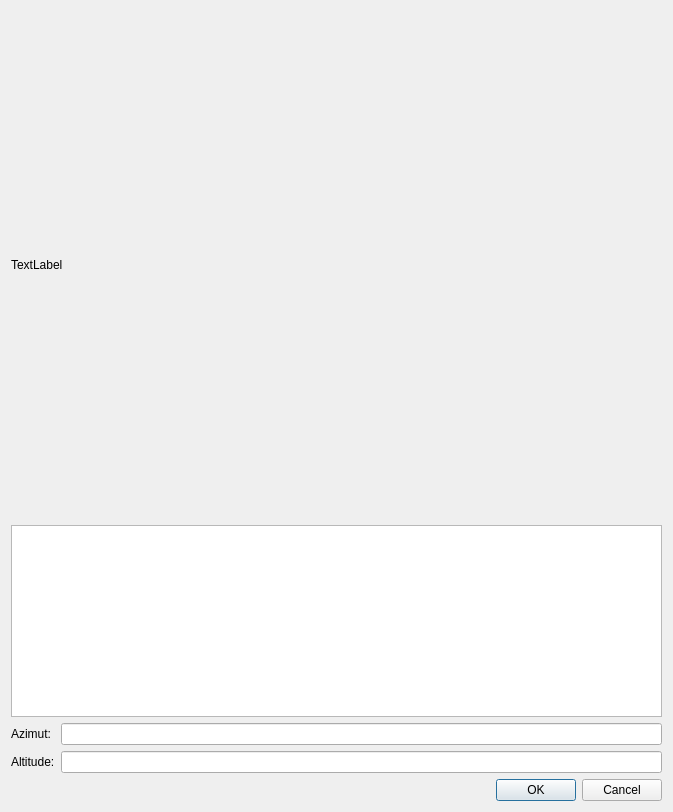
Before: the Qt Designer form DWDImport/src/DWDMap.ui in Arombolosh/dwdImporter, drawn with Qt 5.
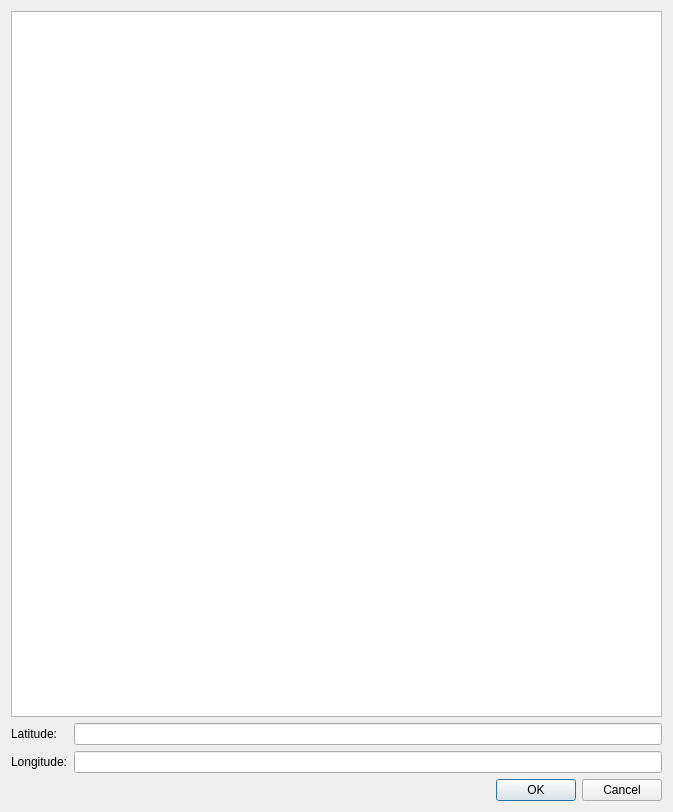
After: the same form once the commit is applied.

Diff of the .ui file:
```diff
--- a/DWDImport/src/DWDMap.ui
+++ b/DWDImport/src/DWDMap.ui
@@ -13,23 +13,20 @@
   <property name="windowTitle">
    <string>Dialog</string>
   </property>
-  <layout class="QVBoxLayout" name="verticalLayout" stretch="1,0,0,0">
+  <layout class="QVBoxLayout" name="verticalLayout" stretch="0,0,0">
    <item>
-    <widget class="QLabel" name="labelPixmap">
-     <property name="text">
-      <string>TextLabel</string>
+    <widget class="QGraphicsView" name="graphicsViewMap">
+     <property name="viewportUpdateMode">
+      <enum>QGraphicsView::MinimalViewportUpdate</enum>
      </property>
     </widget>
    </item>
-   <item>
-    <widget class="QGraphicsView" name="graphicsView"/>
-   </item>
    <item>
     <layout class="QGridLayout" name="gridLayout">
      <item row="0" column="0">
       <widget class="QLabel" name="label">
        <property name="text">
-        <string>Azimut:</string>
+        <string>Latitude:</string>
        </property>
       </widget>
      </item>
@@ -39,7 +36,7 @@
      <item row="1" column="0">
       <widget class="QLabel" name="label_2">
        <property name="text">
-        <string>Altitude:</string>
+        <string>Longitude:</string>
        </property>
       </widget>
      </item>
```
Left out of the diff: 4 changed lines with no effect on the pictures.
